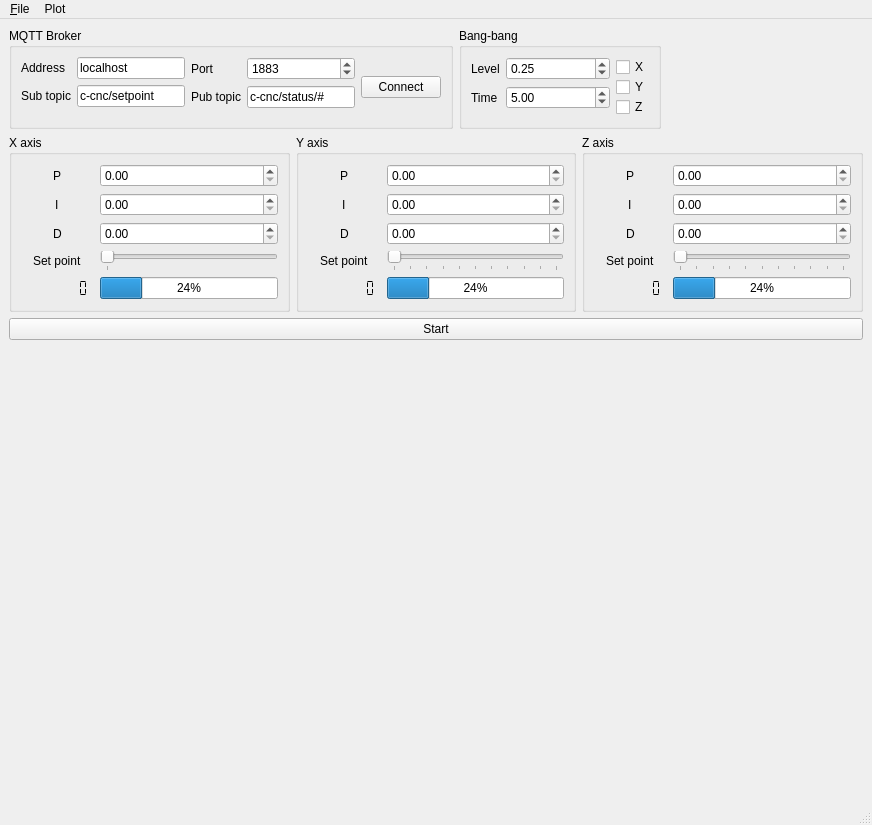
Above: mainwindow.ui from pbosetti/machine_sim before the change. Below: the same form after it.
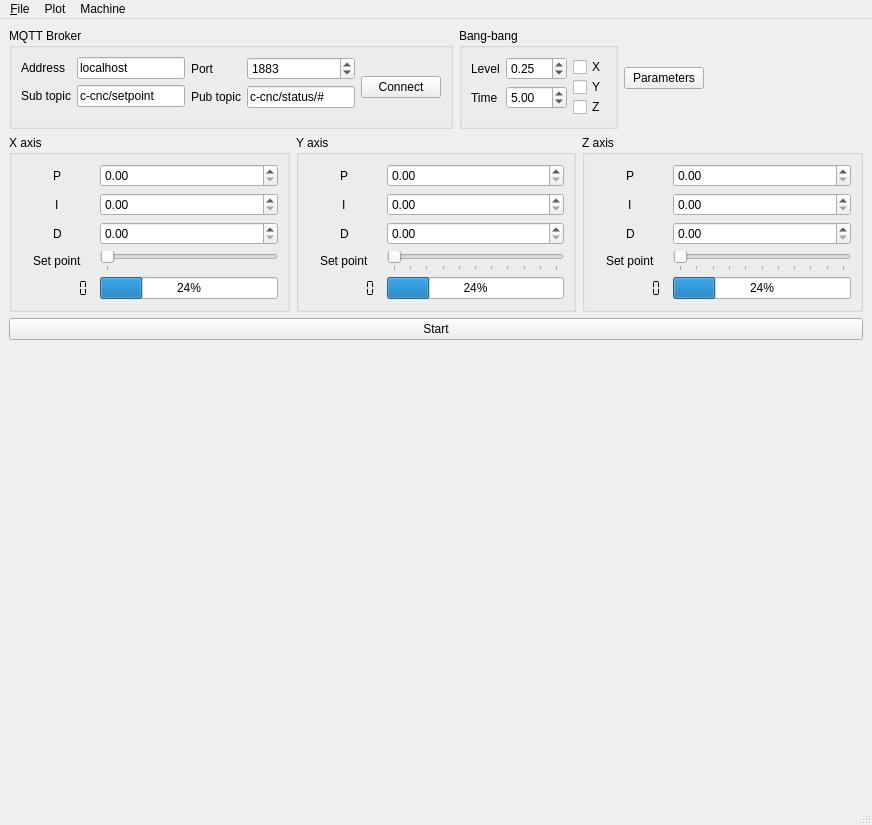
That is the form after the change. Custom widgets are drawn as their Qt base class.

```diff
--- a/mainwindow.ui
+++ b/mainwindow.ui
@@ -214,6 +214,13 @@
         </layout>
        </widget>
       </item>
+      <item>
+       <widget class="QPushButton" name="parametersButton">
+        <property name="text">
+         <string>Parameters</string>
+        </property>
+       </widget>
+      </item>
       <item>
        <spacer name="horizontalSpacer">
         <property name="orientation">
@@ -689,8 +696,15 @@
     <addaction name="actionKeepAspectRatio"/>
     <addaction name="separator"/>
    </widget>
+   <widget class="QMenu" name="menuMachine">
+    <property name="title">
+     <string>Machine</string>
+    </property>
+    <addaction name="actionSetParameters"/>
+   </widget>
    <addaction name="menu_Open_INI_file"/>
    <addaction name="menuZoom"/>
+   <addaction name="menuMachine"/>
   </widget>
   <widget class="QStatusBar" name="statusbar"/>
   <action name="action_Open_INI_file">
```
Left out of the diff: 5 changed lines with no effect on the pictures.
